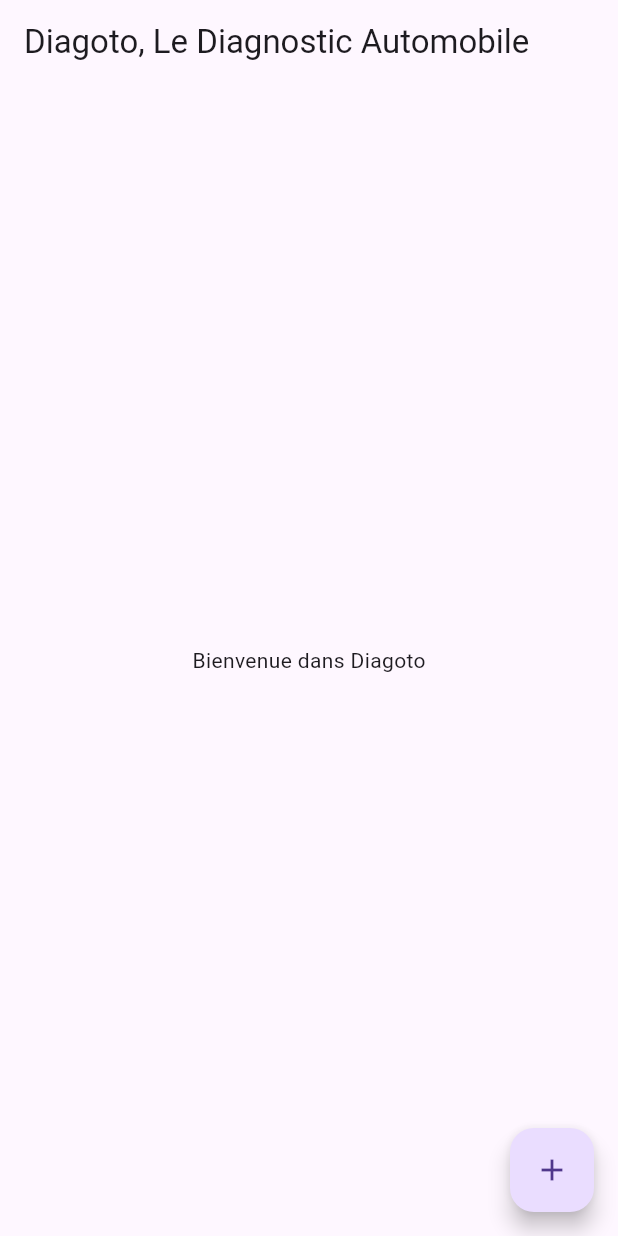
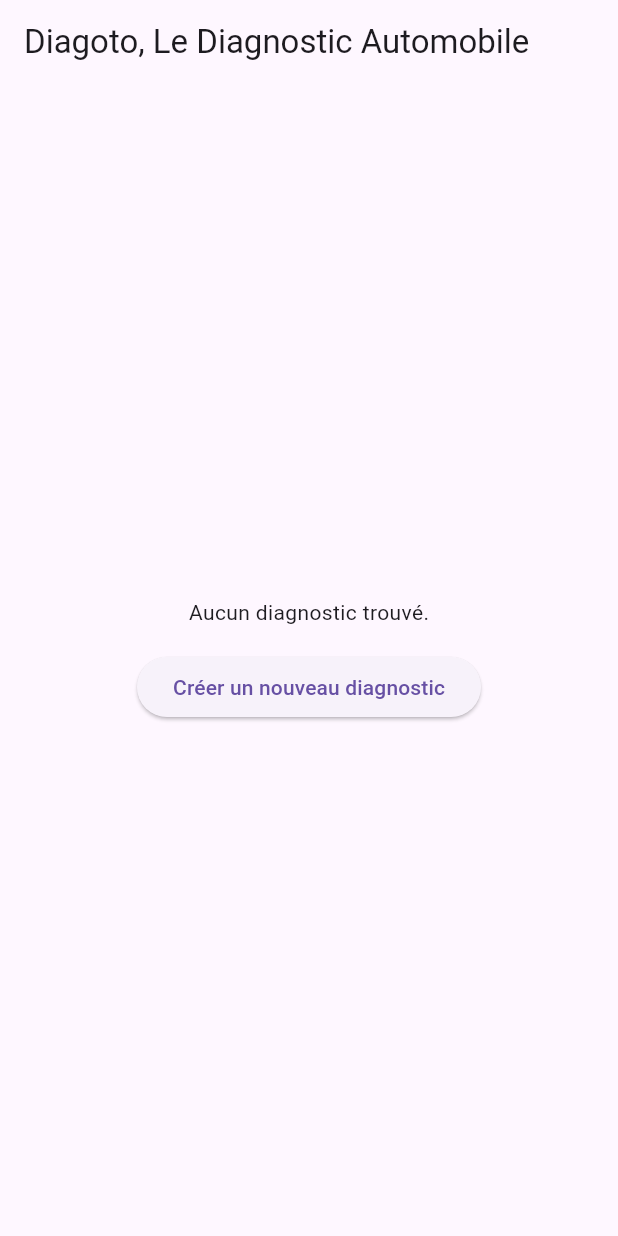
Before and after one commit to PMaestroM/Diagoto, a Flutter app: the screen it shows after launch, on a phone screen of 412 x 824 dp. Run offline on Flutter 3.47's test engine with Material 3 defaults, Android fonts, the phone set to English and light mode, and no system bars.

Commit message:
Display DB on main screen if some diag exists

```diff
--- a/lib/screens/menu_principal.dart
+++ b/lib/screens/menu_principal.dart
@@ -1,4 +1,6 @@
+import 'package:diagoto/models/diagnostic.dart';
 import 'package:diagoto/screens/creer_diagnostic.dart';
+import 'package:diagoto/services/json_storage.dart';
 import 'package:flutter/material.dart';
 
 class HomeScreen extends StatefulWidget {
@@ -9,21 +11,68 @@
 }
 
 class _HomeScreenState extends State<HomeScreen> {
+  final JsonStorage storage = JsonStorage();
+  List<Diagnostic> diagnostics = [];
+
   @override
   void initState() {
     super.initState();
+    _loadDiagnostics();
+  }
+
+  Future<void> _loadDiagnostics() async {
+    final loaded = await storage.loadAllDiagnostics();
+    setState(() {
+      diagnostics = loaded;
+    });
   }
 
   @override
   Widget build(BuildContext context) {
+    if (diagnostics.isEmpty) {
       return Scaffold(
         appBar: AppBar(
           title: const Text('Diagoto, Le Diagnostic Automobile'),
         ),
         body: Center(
-        child: Text(
-          'Bienvenue dans Diagoto',
+          child: Column(
+            mainAxisAlignment: MainAxisAlignment.center,
+            children: [
+              const Text(
+                'Aucun diagnostic trouvé.',
               ),
+              const SizedBox(height: 16),
+              ElevatedButton(
+                onPressed: () async {
+                  await Navigator.push(
+                    context,
+                    MaterialPageRoute(builder: (context) => const CreerDiagnostic()),
+                  );
+                  _loadDiagnostics();
+                },
+                child: const Text('Créer un nouveau diagnostic'),
+              ),
+            ],
+          ),
+        ),
+      );
+    }
+    return Scaffold(
+      appBar: AppBar(
+        title: const Text('Diagoto, Le Diagnostic Automobile'),
+      ),
+      body: ListView.builder(
+        itemCount: diagnostics.length,
+        itemBuilder: (context, index) {
+          final diagnostic = diagnostics[index];
+          return ListTile(
+            title: Text('${diagnostic.automobile.marque} ${diagnostic.automobile.modele}'),
+            subtitle: Text('Immatriculation: ${diagnostic.automobile.immatriculation}'),
+            // onTap: () {
+            //   // Action when tapping on a diagnostic (e.g., view details)
+            // },
+          );
+        },
       ),
       floatingActionButton: FloatingActionButton(
         onPressed: () async {
@@ -31,6 +80,7 @@
             context,
             MaterialPageRoute(builder: (context) => const CreerDiagnostic()),
           );
+          _loadDiagnostics();
         },
         child: const Icon(Icons.add),
       ),
--- a/lib/services/json_storage.dart
+++ b/lib/services/json_storage.dart
@@ -19,6 +19,23 @@
     await file.writeAsString(jsonEncode(diagnostic.toJson()));
   }
 
+  Future<List<Diagnostic>> loadAllDiagnostics() async {
+    final dir = await _getDiagnosticDir();
+    final files = dir.listSync().whereType<File>().toList();
+    List<Diagnostic> diagnostics = [];
+
+    for (var file in files) {
+      try {
+        final jsonString = await file.readAsString();
+        final data = jsonDecode(jsonString);
+        diagnostics.add(Diagnostic.fromJson(data));
+      } catch (e) {
+        // Ignorer les fichiers corrompus
+      }
+    }
+    return diagnostics;
+  }
+
   Future<void> deleteDiagnostic(String immatriculation) async {
     final dir = await _getDiagnosticDir();
     final file = File("${dir.path}/$immatriculation.json");
```
Lines whose indentation alone changed are shown as unchanged.
